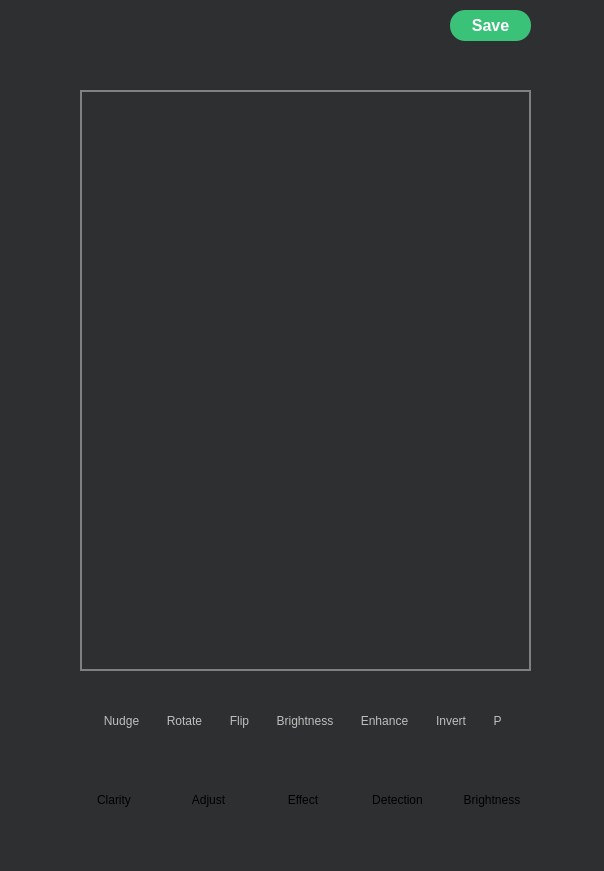
First picture: the form in mainwindow.ui, repository Amrhub/image-processing, before the edit.
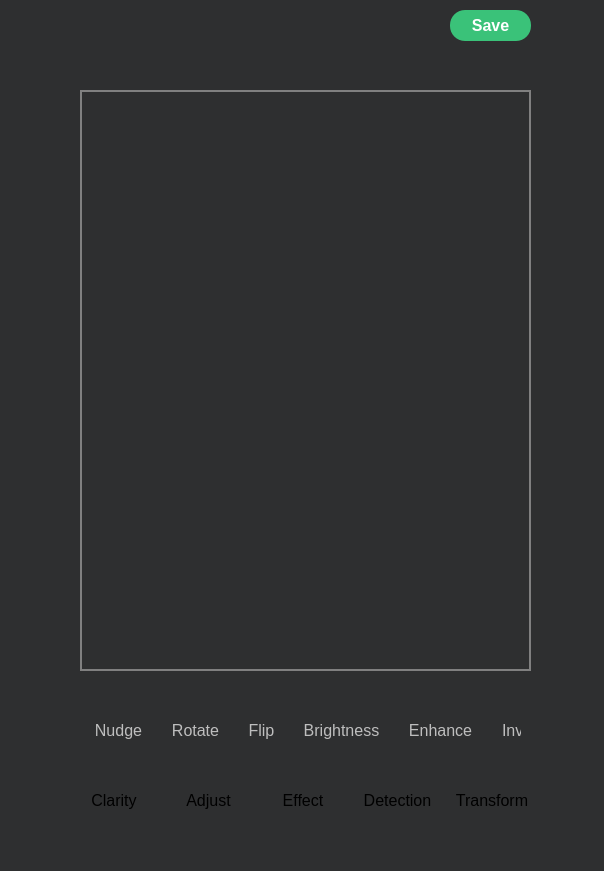
Second picture: the form after the edit. Icons and pictures are not drawn. Custom widgets are drawn as their Qt base class.

Commit message: feat: update include paths, add compress icon, and enhance UI elements

What changed in the file:
```diff
--- a/mainwindow.ui
+++ b/mainwindow.ui
@@ -133,7 +133,11 @@
    <bool>false</bool>
   </property>
   <property name="styleSheet">
-   <string notr="true">QPushButton {
+   <string notr="true">* {
+font-size: 16px;
+}
+
+QPushButton {
 background-color: #2e2f30;
 }
 
@@ -238,10 +242,10 @@
    <widget class="QScrollArea" name="scrollArea">
     <property name="geometry">
      <rect>
-      <x>90</x>
+      <x>80</x>
       <y>680</y>
-      <width>411</width>
-      <height>81</height>
+      <width>441</width>
+      <height>101</height>
      </rect>
     </property>
     <property name="styleSheet">
@@ -262,8 +266,8 @@
       <rect>
        <x>0</x>
        <y>0</y>
-       <width>1366</width>
-       <height>93</height>
+       <width>1640</width>
+       <height>101</height>
       </rect>
      </property>
      <layout class="QHBoxLayout" name="horizontalLayout">
@@ -282,6 +286,7 @@
           </property>
           <property name="font">
            <font>
+            <pointsize>-1</pointsize>
             <bold>false</bold>
            </font>
           </property>
@@ -1123,7 +1128,7 @@
           <string>&lt;html&gt;&lt;head/&gt;&lt;body&gt;&lt;p&gt;&lt;br/&gt;&lt;/p&gt;&lt;/body&gt;&lt;/html&gt;</string>
          </property>
          <property name="text">
-          <string>Brightness</string>
+          <string>Transform</string>
          </property>
         </widget>
        </item>
@@ -1307,6 +1312,7 @@
        </property>
        <property name="font">
         <font>
+         <pointsize>-1</pointsize>
          <bold>false</bold>
         </font>
        </property>
```
Left out of the diff: 96 changed lines with no effect on the pictures. The commit also changes 7 other files.
